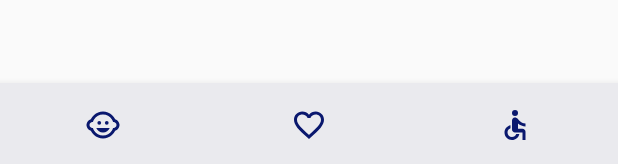
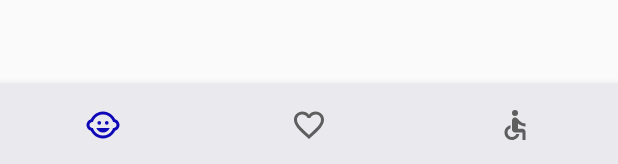
Before and after one commit to sasfmlzr/findfilm, an Android app: the layout container_fragment.xml on its own in the app's theme, with its tools: preview values and no code run, on a phone screen of 412 x 824 dp. Shown: the part 1069-1233 px from the top of the screen. Run offline under Robolectric (Android 15) with nearby library versions, the phone set to English and light mode, and no system bars.

Commit message:
Update navigation bottom

```diff
--- a/app/src/main/res/layout/container_fragment.xml
+++ b/app/src/main/res/layout/container_fragment.xml
@@ -42,8 +42,7 @@
         android:layout_gravity="bottom"
         android:visibility="visible"
         app:itemBackground="@color/colorPrimary"
-        app:itemIconTint="@color/colorPrimaryDark"
-        app:itemTextColor="@color/colorPrimary"
-        app:menu="@menu/navigation_bottom_menu"
-        app:labelVisibilityMode="unlabeled"/>
+        app:itemTextColor="@android:color/darker_gray"
+        app:labelVisibilityMode="unlabeled"
+        app:menu="@menu/navigation_bottom_menu" />
 </android.support.design.widget.CoordinatorLayout>
```
